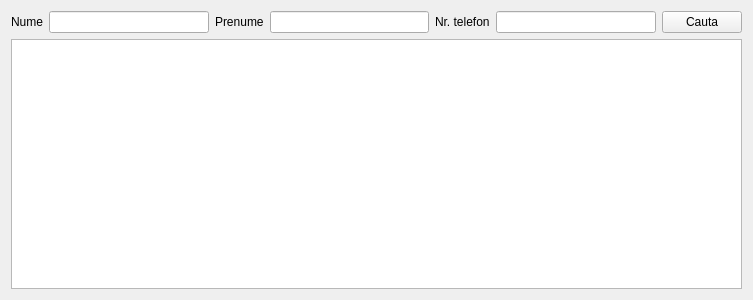
First picture: the form in src/main/resources/base/UIs/students.ui, repository nan-dre/OLDI, before the edit.
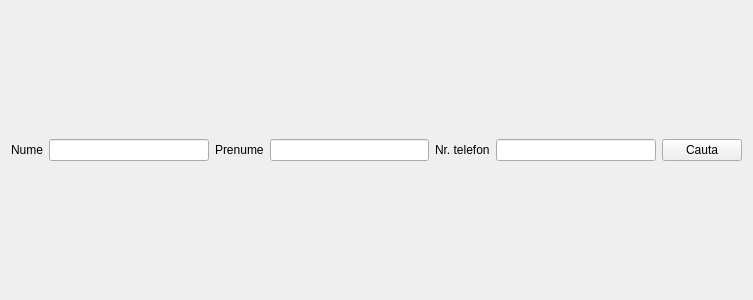
Second picture: the form after the edit.

Commit message: Reimplemented dialogs with new table model

The edit to the form file:
```diff
--- a/src/main/resources/base/UIs/students.ui
+++ b/src/main/resources/base/UIs/students.ui
@@ -55,13 +55,6 @@
      </item>
     </layout>
    </item>
-   <item>
-    <widget class="QTableWidget" name="table">
-     <property name="editTriggers">
-      <set>QAbstractItemView::NoEditTriggers</set>
-     </property>
-    </widget>
-   </item>
   </layout>
  </widget>
  <resources/>
```
The commit also changes 3 other files.
